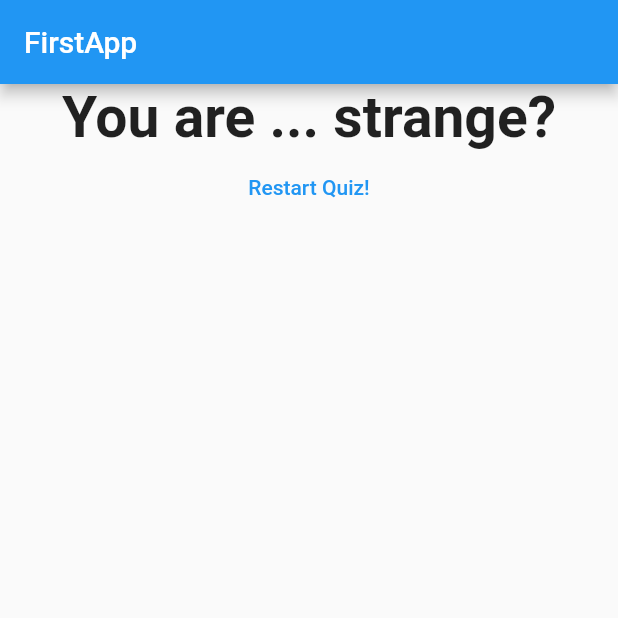
After one commit to TheLazyDev/flutter-basic-app, a Flutter app: the screen it shows after launch, after a tap on "Black", after a tap on "Orange", on a phone screen of 412 x 824 dp, the top half of it. The commit adds this screen. Run offline on Flutter 3.47's test engine with Material 2 defaults, Android fonts, the phone set to English and light mode, and no system bars.

Commit message:
basic quiz app completed

```diff
--- a/lib/main.dart
+++ b/lib/main.dart
@@ -1,6 +1,6 @@
 import 'package:flutter/material.dart';
-import './question.dart';
-import './answer.dart';
+import "./quiz.dart";
+import "./result.dart";
 
 class MyApp extends StatefulWidget {
   @override
@@ -11,59 +11,75 @@ class MyApp extends StatefulWidget {
 }
 
 class _MyAppState extends State<MyApp> {
-  var questionIndex = 0;
-  const questions = [
+  var _questionIndex = 0;
+  final _questions = const [
     {
       "questionText": "What's your favoruite color?",
-      "answers": ["Black", "Red", "Green"]
+      "answers": [
+        {
+          "text": "Black",
+          "score": 10,
+        },
+        {
+          "text": "Red",
+          "score": 5,
+        },
+        {
+          "text": "Green",
+          "score": 2,
+        },
+      ]
     },
     {
-      "questionText": "What's your favourite furit",
-      "answers": ["Apple", "Banana", "Orange"]
+      "questionText": "What's your favourite fruit",
+      "answers": [
+        {
+          "text": "Apple",
+          "score": 10,
+        },
+        {
+          "text": "Orange",
+          "score": 5,
+        },
+        {
+          "text": "Grapes",
+          "score": 2,
+        },
+      ]
     }
-    ];
-  void answerQuestion() {
+  ];
+
+  int _totalScore = 0;
+  Function _answerQuestion(int score) => () {
+        if (_questionIndex < _questions.length) {
+          _totalScore += score;
+          setState(() {
+            _questionIndex++;
+          });
+        }
+      };
+
+  void _resetQuiz(){
     setState(() {
-      questionIndex++;
+      _totalScore = 0;
+      _questionIndex = 0;
     });
-
-    print(questionIndex);
   }
-
   @override
   Widget build(BuildContext context) {
-
-    const questions = [
-      {
-        "questionText": "What's your favoruite color?",
-        "answers": ["Black", "Red", "Green"]
-      },
-      {
-        "questionText": "What's your favourite furit",
-        "answers": ["Apple", "Banana", "Orange"]
-      }
-    ];
     // TODO: implement build
     return MaterialApp(
         home: Scaffold(
-      appBar: AppBar(
-        title: Text("FirstApp"),
-      ),
-      body: Column(
-        children: [
-          Question(questions[questionIndex]["questionText"]),
-          ...(questions[questionIndex]["answers"] as List<String>)
-              .map((answer) => Answer(
-                    answer: answer,
-                    answerHandler: answerQuestion,
-                  ))
-              .toList()
-          // Answer(answerQuestion),
-          // Answer(answerQuestion),
-          // Answer(answerQuestion),
-        ],
-      ),
-    ));
+            appBar: AppBar(
+              title: Text("FirstApp"),
+            ),
+            body: _questionIndex < _questions.length
+                ? Quiz(
+                    questions: _questions,
+                    answerHanlder: _answerQuestion,
+                    questionIndex: _questionIndex,
+                  )
+                : Result(resultScore: _totalScore, resetHandler: _resetQuiz,)));
   }
 }
 
--- /dev/null
+++ b/lib/quiz.dart
@@ -0,0 +1,29 @@
+import 'package:flutter/material.dart';
+import "./question.dart";
+import './answer.dart';
+
+class Quiz extends StatelessWidget {
+  final List<Map<String, Object>> questions;
+  final int questionIndex;
+  final Function answerHanlder;
+
+  Quiz({@required this.questions,@required this.answerHanlder, @required  this.questionIndex});
+
+  @override
+  Widget build(BuildContext context) {
+    return Column(
+      children: [
+        Question(questions[questionIndex]["questionText"]),
+        ...(questions[questionIndex]["answers"] as List<Map<String,Object>>)
+            .map((answer) => Answer(
+                  answer: answer["text"],
+                  answerHandler: answerHanlder(answer["score"]),
+                ))
+            .toList()
+        // Answer(answerQuestion),
+        // Answer(answerQuestion),
+        // Answer(answerQuestion),
+      ],
+    );
+  }
+}
--- /dev/null
+++ b/lib/result.dart
@@ -0,0 +1,34 @@
+import 'package:flutter/material.dart';
+
+class Result extends StatelessWidget {
+  final int resultScore;
+  final Function resetHandler;
+  String get resultPhrase {
+    var resultText = "You are bad!";
+    if (resultScore <= 8) {
+      resultText = "You are awesome";
+    } else if (resultScore <= 12) {
+      resultText = "Pretty likable";
+    } else if (resultScore <= 16) {
+      resultText = "You are ... strange?";
+    }
+    return resultText;
+  }
+
+  Result({this.resultScore,this.resetHandler });
+  @override
+  Widget build(BuildContext context) {
+    return Center(
+      child: Column(
+        children: <Widget>[
+          Text(
+            resultPhrase,
+            style: TextStyle(fontSize: 38, fontWeight: FontWeight.bold),
+            textAlign: TextAlign.center,
+          ),
+          FlatButton(child: Text("Restart Quiz!"), onPressed: resetHandler,textColor: Colors.blue,)
+        ],
+      ),
+    );
+  }
+}
```
